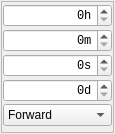
This is EventTimeEditWidget.ui in azurvii/valendar as Qt 5 draws it before an edit. The edited form follows.
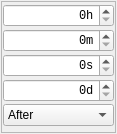
This is the edited form.

Patch:
```diff
--- a/EventTimeEditWidget.ui
+++ b/EventTimeEditWidget.ui
@@ -6,7 +6,7 @@
    <rect>
     <x>0</x>
     <y>0</y>
-    <width>115</width>
+    <width>117</width>
     <height>134</height>
    </rect>
   </property>
@@ -114,7 +114,7 @@
        <widget class="QComboBox" name="directionCombo">
         <item>
          <property name="text">
-          <string>Forward</string>
+          <string>After</string>
          </property>
         </item>
         <item>
```
Left out of the diff: 2 changed lines with no effect on the pictures.
